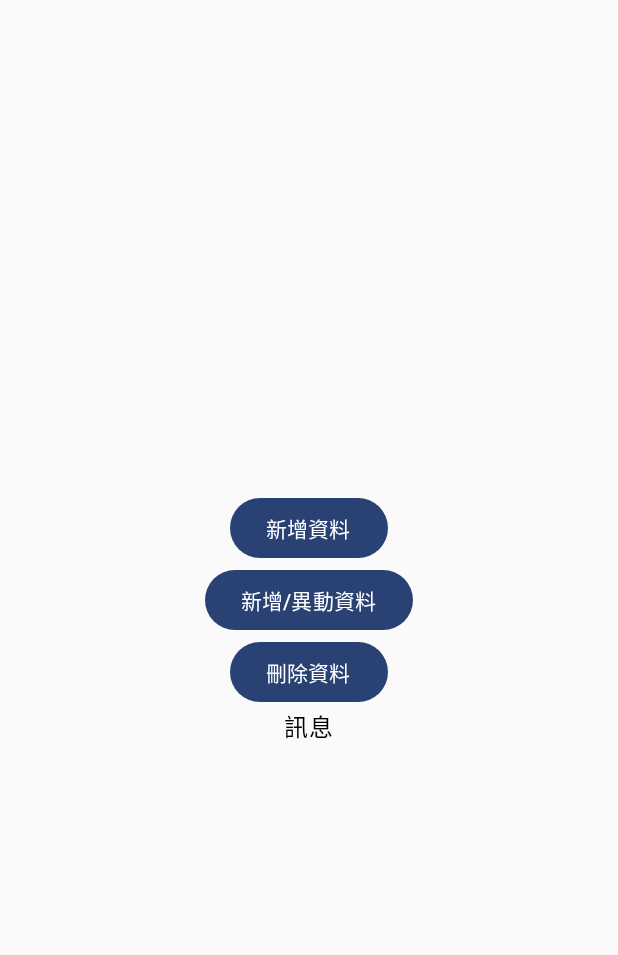
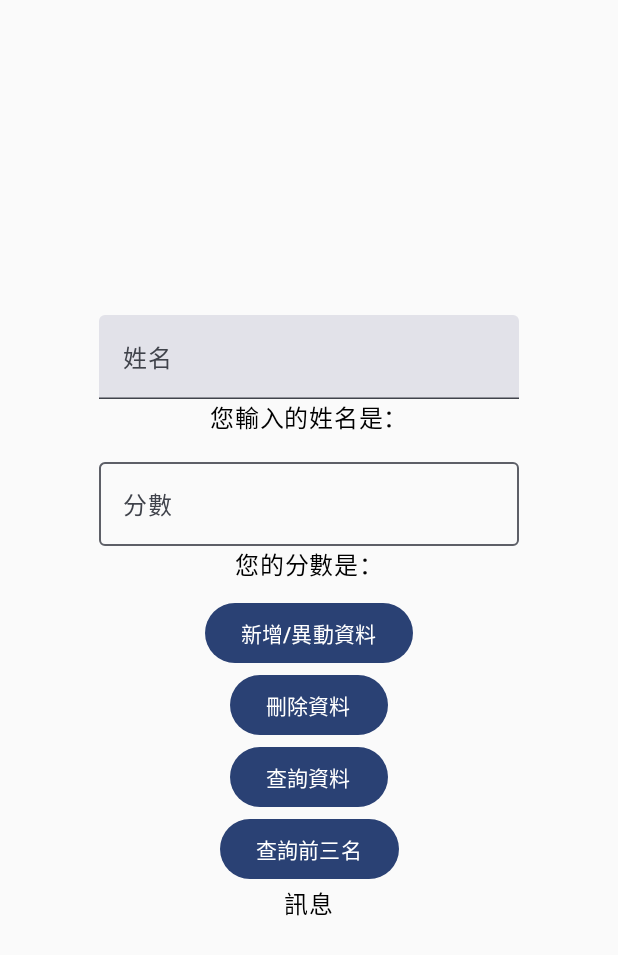
Before and after one commit to yixianghuang2005/FireStore, an Android app built with Jetpack Compose: the screen it shows after launch (MainActivity), on a phone screen of 412 x 824 dp. Shown: the top 955 px of the screen. Run offline under Robolectric (Android 15) with nearby library versions, the phone set to English and light mode, and no system bars; our stand-ins replace Firebase (no records; nobody signed in at launch, a user with empty details on screens opened directly).

Commit message:
v.4作業 (新增資料註解)

```diff
--- a/app/src/main/java/tw/edu/pu/csim/tcyang/firestore/UserScoreScreen.kt
+++ b/app/src/main/java/tw/edu/pu/csim/tcyang/firestore/UserScoreScreen.kt
@@ -2,33 +2,75 @@ package tw.edu.pu.csim.tcyang.firestore
 
 import androidx.compose.foundation.layout.Arrangement
 import androidx.compose.foundation.layout.Column
+import androidx.compose.foundation.layout.Spacer
 import androidx.compose.foundation.layout.fillMaxSize
+import androidx.compose.foundation.layout.size
 import androidx.compose.material3.Button
+import androidx.compose.material3.OutlinedTextField
 import androidx.compose.material3.Text
+import androidx.compose.material3.TextField
 import androidx.compose.runtime.Composable
+import androidx.compose.runtime.getValue
+import androidx.compose.runtime.mutableStateOf
+import androidx.compose.runtime.remember
+import androidx.compose.runtime.setValue
 import androidx.compose.ui.Alignment
 import androidx.compose.ui.Modifier
+import androidx.compose.ui.text.input.KeyboardType
+import androidx.compose.ui.unit.dp
 import androidx.lifecycle.viewmodel.compose.viewModel
+import androidx.compose.foundation.text.KeyboardOptions
+
 
 @Composable
 fun UserScoreScreen( userScoreViewModel: UserScoreViewModel = viewModel()
 ) {
+    var user by remember { mutableStateOf("") }
+    var score by remember { mutableStateOf("") }
+
+
+
     Column (
         modifier = Modifier.fillMaxSize(),
         verticalArrangement = Arrangement.Center,
         horizontalAlignment = Alignment.CenterHorizontally
     ) {
-        Button(onClick = {
+        TextField(
+            value = user,
+            onValueChange = { user = it },
+            label = { Text("姓名") },
+            placeholder = { Text("請輸入您的姓名") }
+        )
+        Text("您輸入的姓名是：$user")
+
+
+        Spacer(modifier = Modifier.size(10.dp))
+
+
+        OutlinedTextField(
+            value = score,
+            onValueChange = { score = it },
+            label = { Text("分數") },
+            placeholder = { Text("請輸入您的分數") },
+            keyboardOptions = KeyboardOptions
+                (keyboardType = KeyboardType.Number)
+        )
+        Text("您的分數是：$score")
+        Spacer(modifier = Modifier.size(10.dp))
+
+
+
+       /* Button(onClick = {
             // 在按鈕點擊時，直接呼叫 ViewModel 的函式
-            var userScore = UserScoreModel("子青", 39)
+            var userScore = UserScoreModel(user="子青", 39)
             userScoreViewModel.addUser(userScore)
         }) {
             Text("新增資料")
-        }
+        }*/
 
         Button(onClick = {
             // 在按鈕點擊時，直接呼叫 ViewModel 的函式
-            var userScore = UserScoreModel("子青", 21)
+            var userScore = UserScoreModel(user, score.toInt())
             userScoreViewModel.updateUser(userScore)
         }) {
             Text("新增/異動資料")
@@ -42,6 +84,21 @@ fun UserScoreScreen( userScoreViewModel: UserScoreViewModel = viewModel()
             Text("刪除資料")
         }
 
+        Button(onClick = {
+            // 在按鈕點擊時，直接呼叫 ViewModel 的函式
+            var userScore = UserScoreModel("子青", 21)
+            userScoreViewModel.getUser(userScore)
+        }) {
+            Text("查詢資料")
+        }
+
+        Button(onClick = {
+
+            userScoreViewModel.orderUser()
+        }) {
+            Text("查詢前三名")
+        }
+
 
         Text(userScoreViewModel.message)
     }
```
Also changed, not shown: app/src/main/java/tw/edu/pu/csim/tcyang/firestore/UserScoreRepository.kt (+56 -2 lines), app/src/main/java/tw/edu/pu/csim/tcyang/firestore/UserScoreViewModel.kt (+18 -2 lines).
